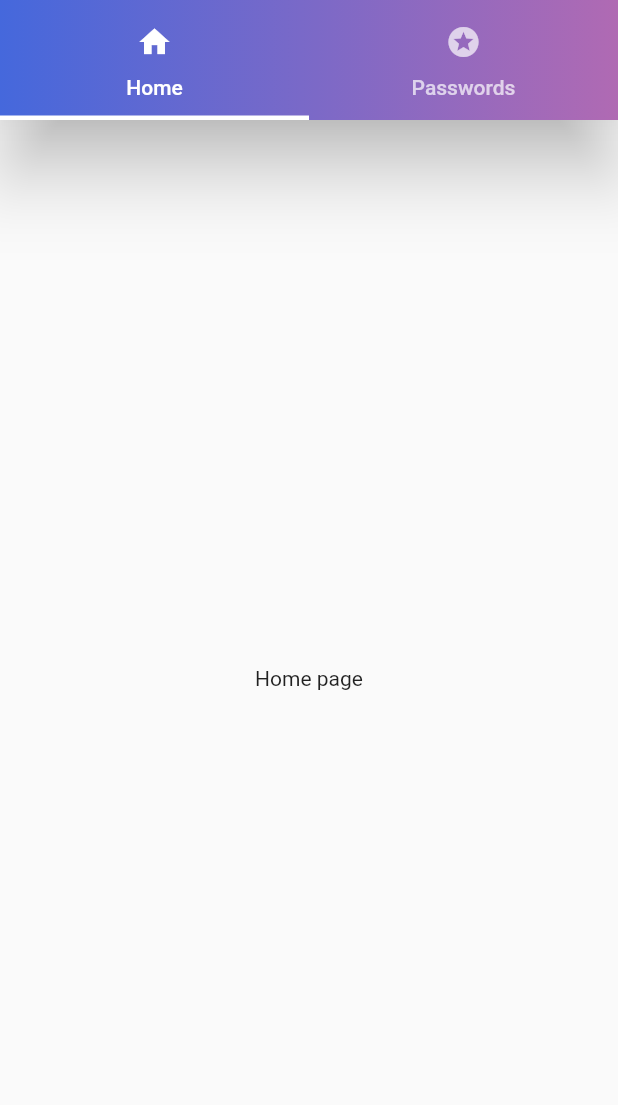
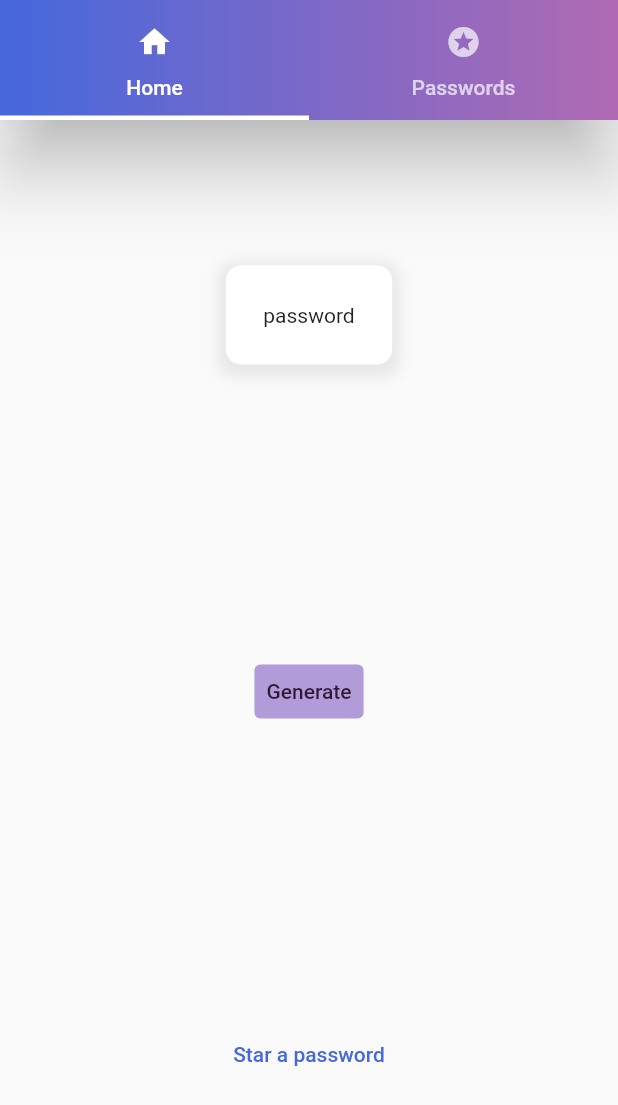
Before and after one commit to aekrops/password-generation, a Flutter app: the screen it shows after launch, on a phone screen of 412 x 824 dp. Shown: the top 1105 px of the screen. Run offline on Flutter 3.47's test engine with Material 2 defaults, Android fonts, the phone set to English and light mode, and no system bars; our stand-ins replace flutter_bloc.

Commit message:
added bloc

```diff
--- /dev/null
+++ b/lib/components/password_bloc.dart
@@ -0,0 +1,26 @@
+import 'package:flutter/material.dart';
+import 'package:flutter_bloc/flutter_bloc.dart';
+import 'package:app/components/api.dart';
+
+enum PasswordEvent {easyPassword, mediumPassword, hardPassword}
+
+class PasswordBloc extends Bloc<PasswordEvent, String> {
+  String _password = "ok";
+
+  PasswordBloc(String initialState) : super(initialState);
+
+  @override
+  Stream<String> mapEventToState(PasswordEvent event) async* {
+    if (event == PasswordEvent.easyPassword) {
+      _password = await fetchData(8);
+    }
+    else if (event == PasswordEvent.mediumPassword) {
+      _password = await fetchData(12);
+    } else if (event == PasswordEvent.hardPassword) {
+      _password = await fetchData(20);
+    } else {
+      _password = await fetchData(6);
+    }
+    yield _password;
+  }
+}
--- a/lib/main.dart
+++ b/lib/main.dart
@@ -2,8 +2,10 @@ import 'package:app/pages/settings.dart';
 import 'package:app/pages/stared_passwords.dart';
 import 'package:flutter/material.dart';
 import 'package:app/pages/home.dart';
+import 'package:flutter_bloc/flutter_bloc.dart';
 
 import 'components/appbar.dart';
+import 'components/password_bloc.dart';
 
 void main() {
   runApp(const MyApp());
@@ -20,8 +22,10 @@ class MyApp extends StatelessWidget {
       theme: ThemeData(
         primarySwatch: Colors.indigo,
       ),
-      home: DefaultTabController(
-          length: 3,
+      home: BlocProvider(
+        create: (context) => PasswordBloc("password"),
+        child: DefaultTabController(
+            length: 2, // with settings => 3
             child: Scaffold(
               appBar: PreferredSize(
                   preferredSize: const Size.fromHeight(80), child: appBar()),
@@ -29,10 +33,11 @@ class MyApp extends StatelessWidget {
                 children: [
                   HomePage(),
                   PasswordsPage(),
-                SettingsPage(),
+                  // SettingsPage(),
                 ],
               ),
             )),
+      ),
     );
   }
 }
--- a/lib/pages/home.dart
+++ b/lib/pages/home.dart
@@ -1,16 +1,45 @@
+import 'package:app/components/password_bloc.dart';
+import 'package:app/pages/settings.dart';
 import 'package:flutter/material.dart';
+import 'package:flutter_bloc/flutter_bloc.dart';
 
-class HomePage extends StatefulWidget {
+
+class HomePage extends StatelessWidget{
   const HomePage({Key? key}) : super(key: key);
 
   @override
-  State<HomePage> createState() => _HomePageState();
-}
-
-class _HomePageState extends State<HomePage> {
-  @override
   Widget build(BuildContext context) =>
-      const Center(
-          child: Text("Home page")
+      BlocBuilder<PasswordBloc, String>(
+        builder: (context, password) {
+          return Container(
+            child: Column(
+              mainAxisAlignment: MainAxisAlignment.spaceAround,
+              children: [
+                Container(
+                  padding: const EdgeInsets.all(25.0),
+                  decoration: boxDecoration(),
+                  child: Text(password.toString()),
+                ),
+                TextButton(
+                    child: const Text("Generate"),
+                    style: TextButton.styleFrom(
+                      primary: const Color.fromRGBO(48, 25, 52, 1),
+                      backgroundColor: const Color.fromRGBO(177, 156, 217, 1),
+                    ),
+                  onPressed: () =>
+                      BlocProvider.of<PasswordBloc>(context, listen: false)
+                          .add(PasswordEvent.hardPassword),
+                ),
+                TextButton(
+                    child: const Text("Star a password"),
+                    style: TextButton.styleFrom(
+                      primary: const Color.fromRGBO(69, 104, 220, 1),
+                    ),
+                    onPressed: () => {}
+                ),
+              ],
+            ),
+          );
+        }
       );
 }
--- a/pubspec.yaml
+++ b/pubspec.yaml
@@ -34,6 +34,8 @@ dependencies:
   # The following adds the Cupertino Icons font to your application.
   # Use with the CupertinoIcons class for iOS style icons.
   cupertino_icons: ^1.0.2
+  flutter_bloc: ^7.3.3
+  http: ^0.13.4
 
 dev_dependencies:
   flutter_test:
```
Also changed, not shown: pubspec.lock. Lines whose indentation alone changed are shown as unchanged.
